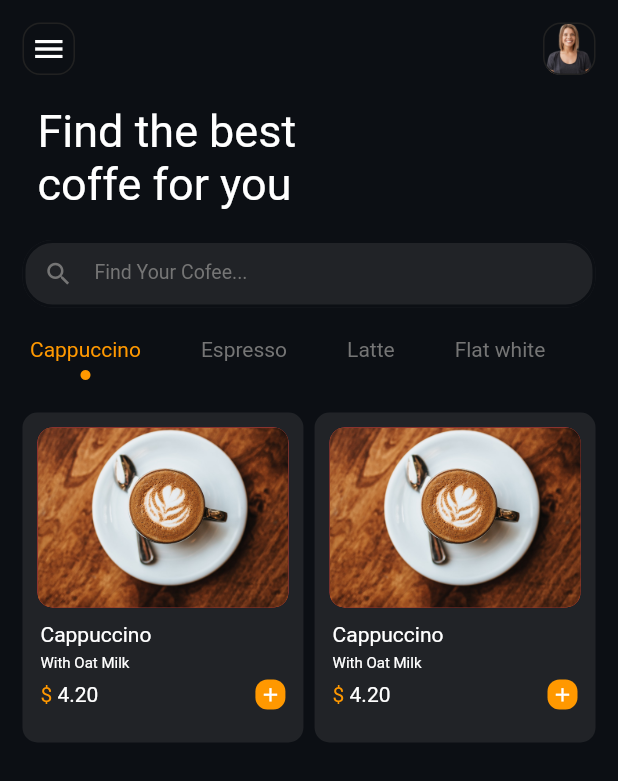
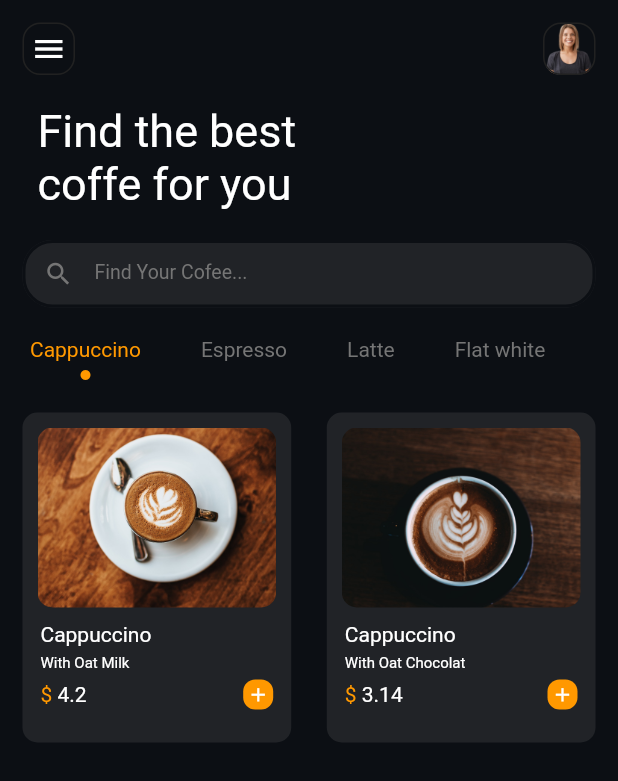
Before and after one commit to ruvima/coffee_shop_ui, a Flutter app: the screen it shows after launch, on a phone screen of 412 x 824 dp. Shown: the top 781 px of the screen. Run offline on Flutter 3.47's test engine with Material 2 defaults, Android fonts, the phone set to English and light mode, and no system bars; our stand-ins replace flutter_riverpod.

Commit message:
coffe vertical  container

```diff
--- /dev/null
+++ b/lib/utils/coffee_info_list.dart
@@ -0,0 +1,6 @@
+const List<String> coffeeList = [
+  'Cappuccino',
+  'Espresso',
+  'Latte',
+  'Flat white'
+];
--- a/lib/widgets/coffe_vertical_container.dart
+++ b/lib/widgets/coffe_vertical_container.dart
@@ -1,6 +1,7 @@
-import 'dart:ui';
-
+import 'package:coffee_shop_ui/provider/coffee_list_provider.dart';
+import 'package:coffee_shop_ui/utils/coffee_info_list.dart';
 import 'package:flutter/material.dart';
+import 'package:flutter_riverpod/flutter_riverpod.dart';
 
 class CoffeVerticalContainer extends StatelessWidget {
   const CoffeVerticalContainer({
@@ -9,30 +10,41 @@ class CoffeVerticalContainer extends StatelessWidget {
 
   @override
   Widget build(BuildContext context) {
-    final size = (MediaQuery.of(context).size);
     return Row(
       mainAxisAlignment: MainAxisAlignment.spaceBetween,
-      children: [
-        CoffeeBox(size: size),
-        //////////////
-        CoffeeBox(size: size),
+      children: const [
+        CoffeeBox(
+          num: 0,
+          description: 'With Oat Milk',
+          price: 4.20,
+        ),
+        CoffeeBox(
+          num: 1,
+          description: 'With Oat Chocolat',
+          price: 3.14,
+        ),
       ],
     );
   }
 }
 
-class CoffeeBox extends StatelessWidget {
+class CoffeeBox extends ConsumerWidget {
   const CoffeeBox({
+    required this.num,
+    required this.price,
+    required this.description,
     Key? key,
-    required this.size,
   }) : super(key: key);
+  final int num;
+  final double price;
+  final String description;
+  @override
+  Widget build(BuildContext context, WidgetRef ref) {
+    final selectedCofee = ref.watch(selectedCoffeeProvider);
+    final size = (MediaQuery.of(context).size);
 
-  final Size size;
-
-  @override
-  Widget build(BuildContext context) {
     return Container(
-      width: size.width / 2.2,
+      width: size.width / 2.3,
       height: 220,
       decoration: BoxDecoration(
         borderRadius: BorderRadius.circular(10),
@@ -41,36 +53,22 @@ class CoffeeBox extends StatelessWidget {
       child: Column(
         crossAxisAlignment: CrossAxisAlignment.start,
         children: [
-          Container(
-            margin: EdgeInsets.all(10),
-            height: 120,
-            decoration: BoxDecoration(
-              borderRadius: BorderRadius.circular(10),
-              color: Colors.red,
-              image: const DecorationImage(
-                scale: 50,
-                fit: BoxFit.cover,
-                image: AssetImage(
-                  'assets/coffee0_0.jpg',
-                ),
+          CoffeeImage(num: num, index: selectedCofee.selectedIndex),
+          Padding(
+            padding: const EdgeInsets.only(left: 12.0, right: 12.0, bottom: 5),
+            child: Text(
+              coffeeList[selectedCofee.selectedIndex],
+              style: const TextStyle(
+                fontWeight: FontWeight.w500,
+                fontFamily: 'Roboto-Regular',
               ),
             ),
           ),
           Padding(
             padding: const EdgeInsets.only(left: 12.0, right: 12.0, bottom: 5),
             child: Text(
-              'Cappuccino',
-              style: TextStyle(
-                fontWeight: FontWeight.w500,
-                fontFamily: 'Roboto-Regular',
-              ),
-            ),
-          ),
-          Padding(
-            padding: EdgeInsets.only(left: 12.0, right: 12.0, bottom: 5),
-            child: const Text(
-              'With Oat Milk',
-              style: TextStyle(
+              description,
+              style: const TextStyle(
                   fontWeight: FontWeight.w500,
                   fontFamily: 'Roboto-Regular',
                   fontSize: 10),
@@ -83,11 +81,11 @@ class CoffeeBox extends StatelessWidget {
               children: [
                 Row(
                   children: [
-                    Text(
+                    const Text(
                       '\$ ',
                       style: TextStyle(color: Colors.orange),
                     ),
-                    Text('4.20'),
+                    Text(price.toString()),
                   ],
                 ),
                 Container(
@@ -96,7 +94,7 @@ class CoffeeBox extends StatelessWidget {
                     decoration: BoxDecoration(
                         borderRadius: BorderRadius.circular(8),
                         color: Colors.orange),
-                    child: Icon(
+                    child: const Icon(
                       Icons.add,
                       size: 15,
                     ))
@@ -108,3 +106,30 @@ class CoffeeBox extends StatelessWidget {
     );
   }
 }
+
+class CoffeeImage extends StatelessWidget {
+  const CoffeeImage({
+    Key? key,
+    required this.index,
+    required this.num,
+  }) : super(key: key);
+  final int index;
+  final int num;
+  @override
+  Widget build(BuildContext context) {
+    return Container(
+      margin: const EdgeInsets.all(10),
+      height: 120,
+      decoration: BoxDecoration(
+        borderRadius: BorderRadius.circular(10),
+        image: DecorationImage(
+          scale: 50,
+          fit: BoxFit.cover,
+          image: AssetImage(
+            'assets/coffee${num}_$index.jpg',
+          ),
+        ),
+      ),
+    );
+  }
+}
--- a/lib/widgets/coffee_list.dart
+++ b/lib/widgets/coffee_list.dart
@@ -1,4 +1,5 @@
 import 'package:coffee_shop_ui/provider/coffee_list_provider.dart';
+import 'package:coffee_shop_ui/utils/coffee_info_list.dart';
 import 'package:flutter/material.dart';
 import 'package:flutter_riverpod/flutter_riverpod.dart';
 
@@ -9,7 +10,6 @@ class CoffeeList extends ConsumerWidget {
 
   @override
   Widget build(BuildContext context, WidgetRef ref) {
-    final List coffeeList = ['Cappuccino', 'Espresso', 'Latte', 'Flat white'];
     final selectedCofee = ref.watch(selectedCoffeeProvider);
 
     return Padding(
```
Also changed, not shown: assets/coffee0_1.jpg (added), assets/coffee0_2.jpg (added), assets/coffee0_3.jpg (added), assets/coffee1_1.jpg (added), assets/coffee1_2.jpg (added), assets/coffee1_3.jpg (added).
